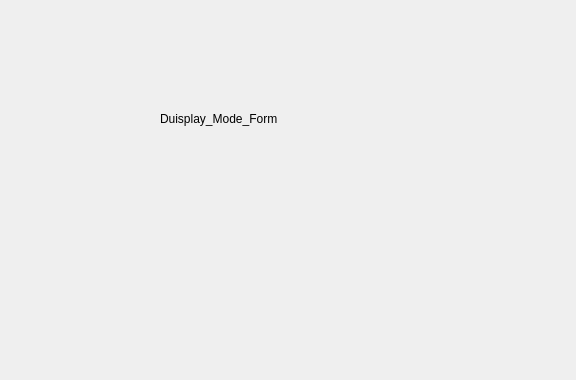
Before: the Qt Designer form display_mode_form.ui in qhaihcblol/Demo, drawn with Qt 5.
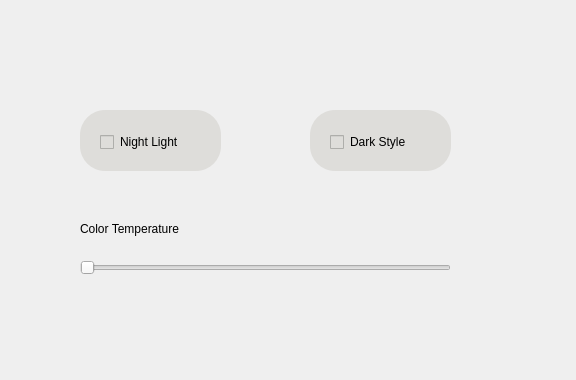
After: the same form once the commit is applied.

```diff
--- a/display_mode_form.ui
+++ b/display_mode_form.ui
@@ -13,17 +13,111 @@
   <property name="windowTitle">
    <string>Form</string>
   </property>
+  <widget class="QWidget" name="widget" native="true">
+   <property name="geometry">
+    <rect>
+     <x>80</x>
+     <y>110</y>
+     <width>141</width>
+     <height>61</height>
+    </rect>
+   </property>
+   <property name="styleSheet">
+    <string notr="true">background-color: rgb(222, 221, 218);
+border-radius:25px;</string>
+   </property>
+   <widget class="QCheckBox" name="Night_Light_CB">
+    <property name="geometry">
+     <rect>
+      <x>20</x>
+      <y>20</y>
+      <width>101</width>
+      <height>24</height>
+     </rect>
+    </property>
+    <property name="text">
+     <string>Night Light</string>
+    </property>
+    <property name="checkable">
+     <bool>true</bool>
+    </property>
+    <property name="checked">
+     <bool>false</bool>
+    </property>
+   </widget>
+  </widget>
+  <widget class="QWidget" name="widget_2" native="true">
+   <property name="geometry">
+    <rect>
+     <x>310</x>
+     <y>110</y>
+     <width>141</width>
+     <height>61</height>
+    </rect>
+   </property>
+   <property name="styleSheet">
+    <string notr="true">background-color: rgb(222, 221, 218);
+border-radius:25px;</string>
+   </property>
+   <widget class="QCheckBox" name="Dark_Style_CB">
+    <property name="geometry">
+     <rect>
+      <x>20</x>
+      <y>20</y>
+      <width>92</width>
+      <height>24</height>
+     </rect>
+    </property>
+    <property name="text">
+     <string>Dark Style</string>
+    </property>
+    <property name="checked">
+     <bool>false</bool>
+    </property>
+   </widget>
+  </widget>
   <widget class="QLabel" name="label">
    <property name="geometry">
     <rect>
-     <x>160</x>
-     <y>110</y>
-     <width>291</width>
+     <x>80</x>
+     <y>220</y>
+     <width>141</width>
      <height>18</height>
     </rect>
    </property>
    <property name="text">
-    <string>Duisplay_Mode_Form</string>
+    <string>Color Temperature</string>
+   </property>
+  </widget>
+  <widget class="QSlider" name="Temperature_Slider">
+   <property name="geometry">
+    <rect>
+     <x>80</x>
+     <y>260</y>
+     <width>371</width>
+     <height>16</height>
+    </rect>
+   </property>
+   <property name="styleSheet">
+    <string notr="true"/>
+   </property>
+   <property name="minimum">
+    <number>1700</number>
+   </property>
+   <property name="maximum">
+    <number>4700</number>
+   </property>
+   <property name="singleStep">
+    <number>100</number>
+   </property>
+   <property name="orientation">
+    <enum>Qt::Orientation::Horizontal</enum>
+   </property>
+   <property name="invertedAppearance">
+    <bool>false</bool>
+   </property>
+   <property name="invertedControls">
+    <bool>false</bool>
    </property>
   </widget>
  </widget>
```
